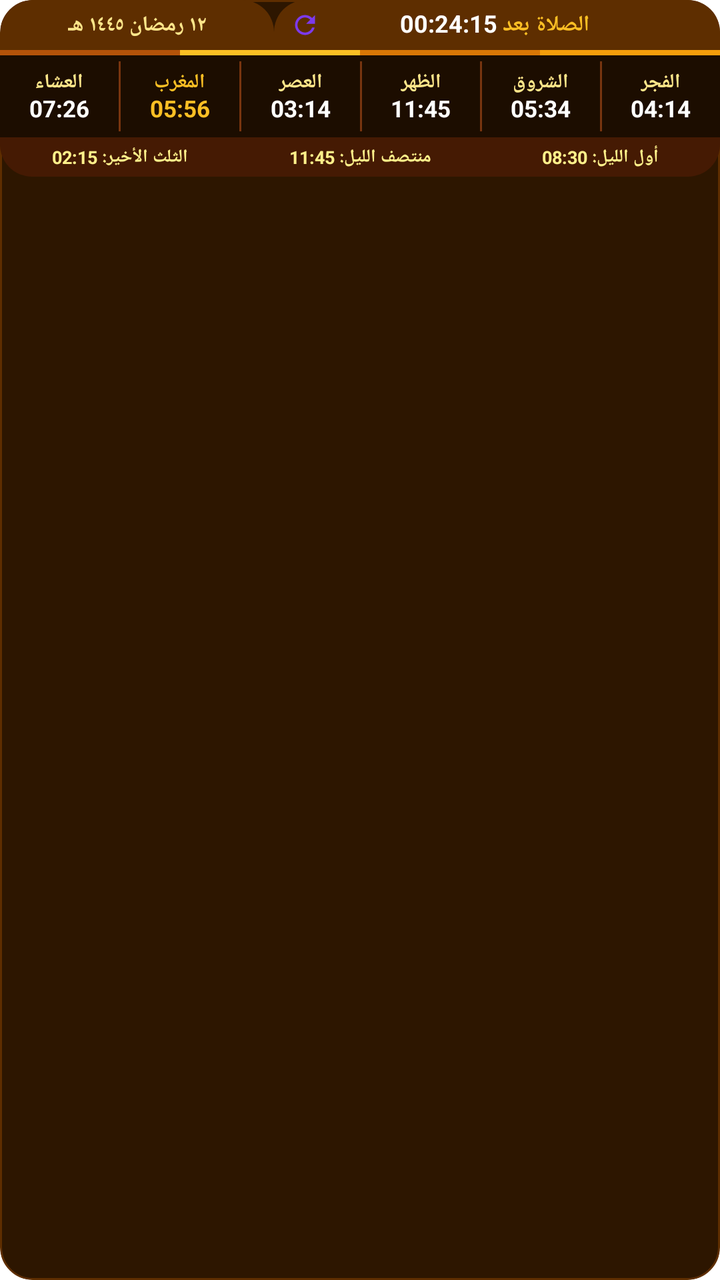
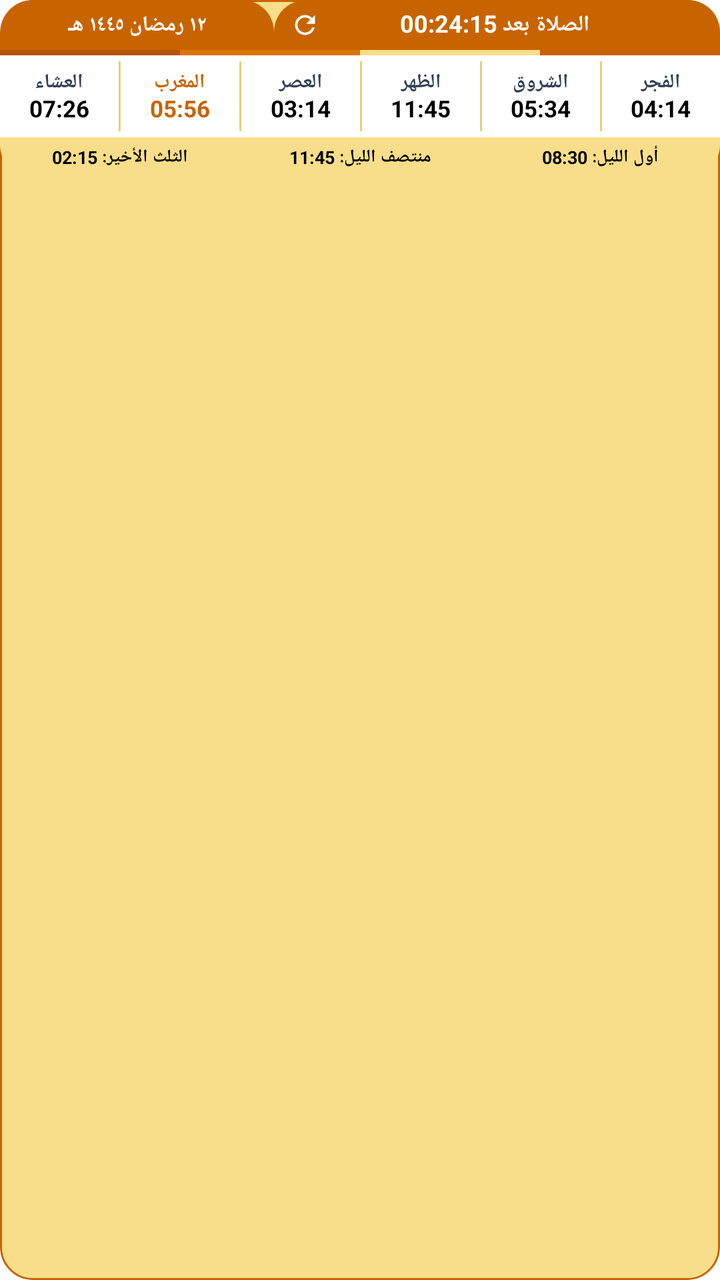

Before-and-after screenshots of an Android layout around one commit, followed by the original layout XML and the change that was made.
<!-- AndroidManifest.xml: application theme AppTheme.NoActionBar -->
<!-- res/layout/prayer_widget_preview.xml -->
<?xml version="1.0" encoding="utf-8"?>
<LinearLayout xmlns:android="http://schemas.android.com/apk/res/android"
    android:layout_width="match_parent"
    android:layout_height="88dp"
    android:orientation="vertical"
    android:layoutDirection="rtl"
    android:background="@drawable/widget_bg_white"
    android:clipToOutline="true"
    android:padding="0dp">

    
    <LinearLayout
        android:layout_width="match_parent"
        android:layout_height="25dp"
        android:orientation="horizontal"
        android:baselineAligned="false">

        
        <LinearLayout
            android:layout_width="0dp"
            android:layout_weight="6.2"
            android:layout_height="match_parent"
            android:background="@drawable/widget_top_right_bg"
            android:gravity="center_vertical"
            android:orientation="horizontal"
            android:paddingStart="8dp"
            android:paddingEnd="8dp">

            <ImageView
                android:layout_width="17dp"
                android:layout_height="17dp"
                android:src="@mipmap/ic_launcher"
                android:contentDescription="App Icon" />

            <LinearLayout
                android:layout_width="0dp"
                android:layout_weight="1"
                android:layout_height="wrap_content"
                android:orientation="horizontal"
                android:gravity="center">

                <TextView
                    android:layout_width="wrap_content"
                    android:layout_height="wrap_content"
                    android:text="الصلاة بعد "
                    android:textColor="#FBBF24"
                    android:textSize="11sp"
                    android:textStyle="bold"
                    android:singleLine="true"
                    android:includeFontPadding="false" />

                <TextView
                    android:layout_width="wrap_content"
                    android:layout_height="wrap_content"
                    android:text="00:24:15"
                    android:textColor="#FFFFFF"
                    android:textSize="12sp"
                    android:textStyle="bold"
                    android:singleLine="true"
                    android:includeFontPadding="false" />
            </LinearLayout>

            <ImageView
                android:layout_width="15dp"
                android:layout_height="15dp"
                android:src="@drawable/ic_widget_refresh"
                android:contentDescription="Refresh" />
        </LinearLayout>

        
        <LinearLayout
            android:layout_width="0dp"
            android:layout_weight="3.8"
            android:layout_height="match_parent"
            android:background="@drawable/widget_left_bg"
            android:gravity="center"
            android:paddingStart="4dp"
            android:paddingEnd="4dp">

            <TextView
                android:layout_width="wrap_content"
                android:layout_height="wrap_content"
                android:text="١٢ رمضان ١٤٤٥ هـ"
                android:textColor="#FDE68A"
                android:textSize="10.5sp"
                android:textStyle="bold"
                android:gravity="center"
                android:singleLine="true"
                android:includeFontPadding="false" />
        </LinearLayout>
    </LinearLayout>

    
    <LinearLayout
        android:layout_width="match_parent"
        android:layout_height="2.5dp"
        android:orientation="horizontal"
        android:baselineAligned="false">
        <FrameLayout
            android:layout_width="0dp"
            android:layout_weight="1"
            android:layout_height="match_parent"
            android:background="#F59E0B" />
        <FrameLayout
            android:layout_width="0dp"
            android:layout_weight="1"
            android:layout_height="match_parent"
            android:background="#D97706" />
        <FrameLayout
            android:layout_width="0dp"
            android:layout_weight="1"
            android:layout_height="match_parent"
            android:background="#FBBF24" />
        <FrameLayout
            android:layout_width="0dp"
            android:layout_weight="1"
            android:layout_height="match_parent"
            android:background="#B45309" />
    </LinearLayout>

    
    <LinearLayout
        android:layout_width="match_parent"
        android:layout_height="41dp"
        android:orientation="horizontal"
        android:background="#1C0D00"
        android:gravity="center_vertical">

        
        <LinearLayout
            android:layout_width="0dp"
            android:layout_weight="1"
            android:layout_height="match_parent"
            android:orientation="vertical"
            android:gravity="center"
            android:paddingStart="1dp"
            android:paddingEnd="1dp">
            <TextView
                android:layout_width="wrap_content"
                android:layout_height="wrap_content"
                android:text="الفجر"
                android:textColor="#FDE68A"
                android:textSize="10sp"
                android:textStyle="bold"
                android:singleLine="true"
                android:includeFontPadding="false" />
            <TextView
                android:layout_width="wrap_content"
                android:layout_height="wrap_content"
                android:text="04:14"
                android:textColor="#FFFFFF"
                android:textSize="11.5sp"
                android:textStyle="bold"
                android:singleLine="true"
                android:includeFontPadding="false" />
        </LinearLayout>
        <FrameLayout android:layout_width="1dp" android:layout_height="match_parent" android:background="#78350F" android:layout_marginTop="3dp" android:layout_marginBottom="3dp"/>

        
        <LinearLayout
            android:layout_width="0dp"
            android:layout_weight="1"
            android:layout_height="match_parent"
            android:orientation="vertical"
            android:gravity="center"
            android:paddingStart="1dp"
            android:paddingEnd="1dp">
            <TextView
                android:layout_width="wrap_content"
                android:layout_height="wrap_content"
                android:text="الشروق"
                android:textColor="#FDE68A"
                android:textSize="10sp"
                android:textStyle="bold"
                android:singleLine="true"
                android:includeFontPadding="false" />
            <TextView
                android:layout_width="wrap_content"
                android:layout_height="wrap_content"
                android:text="05:34"
                android:textColor="#FFFFFF"
                android:textSize="11.5sp"
                android:textStyle="bold"
                android:singleLine="true"
                android:includeFontPadding="false" />
        </LinearLayout>
        <FrameLayout android:layout_width="1dp" android:layout_height="match_parent" android:background="#78350F" android:layout_marginTop="3dp" android:layout_marginBottom="3dp"/>

        
        <LinearLayout
            android:layout_width="0dp"
            android:layout_weight="1"
            android:layout_height="match_parent"
            android:orientation="vertical"
            android:gravity="center"
            android:paddingStart="1dp"
            android:paddingEnd="1dp">
            <TextView
                android:layout_width="wrap_content"
                android:layout_height="wrap_content"
                android:text="الظهر"
                android:textColor="#FDE68A"
                android:textSize="10sp"
                android:textStyle="bold"
                android:singleLine="true"
                android:includeFontPadding="false" />
            <TextView
                android:layout_width="wrap_content"
                android:layout_height="wrap_content"
                android:text="11:45"
                android:textColor="#FFFFFF"
                android:textSize="11.5sp"
                android:textStyle="bold"
                android:singleLine="true"
                android:includeFontPadding="false" />
        </LinearLayout>
        <FrameLayout android:layout_width="1dp" android:layout_height="match_parent" android:background="#78350F" android:layout_marginTop="3dp" android:layout_marginBottom="3dp"/>

        
        <LinearLayout
            android:layout_width="0dp"
            android:layout_weight="1"
            android:layout_height="match_parent"
            android:orientation="vertical"
            android:gravity="center"
            android:paddingStart="1dp"
            android:paddingEnd="1dp">
            <TextView
                android:layout_width="wrap_content"
                android:layout_height="wrap_content"
                android:text="العصر"
                android:textColor="#FDE68A"
                android:textSize="10sp"
                android:textStyle="bold"
                android:singleLine="true"
                android:includeFontPadding="false" />
            <TextView
                android:layout_width="wrap_content"
                android:layout_height="wrap_content"
                android:text="03:14"
                android:textColor="#FFFFFF"
                android:textSize="11.5sp"
                android:textStyle="bold"
                android:singleLine="true"
                android:includeFontPadding="false" />
        </LinearLayout>
        <FrameLayout android:layout_width="1dp" android:layout_height="match_parent" android:background="#78350F" android:layout_marginTop="3dp" android:layout_marginBottom="3dp"/>

        
        <LinearLayout
            android:layout_width="0dp"
            android:layout_weight="1"
            android:layout_height="match_parent"
            android:orientation="vertical"
            android:gravity="center"
            android:paddingStart="1dp"
            android:paddingEnd="1dp">
            <TextView
                android:layout_width="wrap_content"
                android:layout_height="wrap_content"
                android:text="المغرب"
                android:textColor="#FBBF24"
                android:textSize="10sp"
                android:textStyle="bold"
                android:singleLine="true"
                android:includeFontPadding="false" />
            <TextView
                android:layout_width="wrap_content"
                android:layout_height="wrap_content"
                android:text="05:56"
                android:textColor="#FBBF24"
                android:textSize="11.5sp"
                android:textStyle="bold"
                android:singleLine="true"
                android:includeFontPadding="false" />
        </LinearLayout>
        <FrameLayout android:layout_width="1dp" android:layout_height="match_parent" android:background="#78350F" android:layout_marginTop="3dp" android:layout_marginBottom="3dp"/>

        
        <LinearLayout
            android:layout_width="0dp"
            android:layout_weight="1"
            android:layout_height="match_parent"
            android:orientation="vertical"
            android:gravity="center"
            android:paddingStart="1dp"
            android:paddingEnd="1dp">
            <TextView
                android:layout_width="wrap_content"
                android:layout_height="wrap_content"
                android:text="العشاء"
                android:textColor="#FDE68A"
                android:textSize="10sp"
                android:textStyle="bold"
                android:singleLine="true"
                android:includeFontPadding="false" />
            <TextView
                android:layout_width="wrap_content"
                android:layout_height="wrap_content"
                android:text="07:26"
                android:textColor="#FFFFFF"
                android:textSize="11.5sp"
                android:textStyle="bold"
                android:singleLine="true"
                android:includeFontPadding="false" />
        </LinearLayout>
    </LinearLayout>

    
    <LinearLayout
        android:layout_width="match_parent"
        android:layout_height="19.5dp"
        android:orientation="horizontal"
        android:background="@drawable/widget_bottom_bg"
        android:gravity="center">

        <TextView
            android:layout_width="0dp"
            android:layout_weight="1"
            android:layout_height="wrap_content"
            android:text="أول الليل: 08:30"
            android:textColor="#FEF08A"
            android:textSize="9sp"
            android:textStyle="bold"
            android:gravity="center"
            android:singleLine="true"
            android:includeFontPadding="false" />

        <TextView
            android:layout_width="0dp"
            android:layout_weight="1"
            android:layout_height="wrap_content"
            android:text="منتصف الليل: 11:45"
            android:textColor="#FEF08A"
            android:textSize="9sp"
            android:textStyle="bold"
            android:gravity="center"
            android:singleLine="true"
            android:includeFontPadding="false" />

        <TextView
            android:layout_width="0dp"
            android:layout_weight="1"
            android:layout_height="wrap_content"
            android:text="الثلث الأخير: 02:15"
            android:textColor="#FEF08A"
            android:textSize="9sp"
            android:textStyle="bold"
            android:gravity="center"
            android:singleLine="true"
            android:includeFontPadding="false" />
    </LinearLayout>
</LinearLayout>
<!-- resources referenced by this layout -->
<resources>
  <!-- drawable ic_widget_refresh (drawable) -->
  <vector xmlns:android="http://schemas.android.com/apk/res/android"
      android:width="24dp"
      android:height="24dp"
      android:viewportWidth="24"
      android:viewportHeight="24">
    <path
        android:fillColor="#7c3aed"
        android:pathData="M17.65,6.35C16.2,4.9 14.21,4 12,4c-4.42,0 -7.99,3.58 -7.99,8s3.57,8 7.99,8c3.73,0 6.84,-2.55 7.73,-6h-2.08c-0.82,2.33 -3.04,4 -5.65,4 -3.31,0 -6,-2.69 -6,-6s2.69,-6 6,-6c1.66,0 3.14,0.69 4.22,1.78L13,11h7V4l-2.35,2.35z"/>
  </vector>
  <!-- drawable widget_bg_white (drawable) -->
  <?xml version="1.0" encoding="utf-8"?>
  <shape xmlns:android="http://schemas.android.com/apk/res/android">
      <solid android:color="#2D1600" />
      <corners android:radius="16dp" />
      <stroke android:width="1dp" android:color="#5E2E00" />
  </shape>
  <!-- drawable widget_bottom_bg (drawable) -->
  <?xml version="1.0" encoding="utf-8"?>
  <shape xmlns:android="http://schemas.android.com/apk/res/android">
      <solid android:color="#451A03" />
      <corners android:bottomLeftRadius="16dp" android:bottomRightRadius="16dp" />
  </shape>
  <!-- drawable widget_left_bg (drawable) -->
  <?xml version="1.0" encoding="utf-8"?>
  <shape xmlns:android="http://schemas.android.com/apk/res/android">
      <solid android:color="#5E2E00" />
      <corners android:topRightRadius="16dp" android:topLeftRadius="16dp" />
  </shape>
  <!-- drawable widget_top_right_bg (drawable) -->
  <?xml version="1.0" encoding="utf-8"?>
  <shape xmlns:android="http://schemas.android.com/apk/res/android">
      <solid android:color="#5E2E00" />
      <corners android:topLeftRadius="16dp" />
  </shape>
  <!-- mipmap ic_launcher (mipmap-anydpi-v26) -->
  <?xml version="1.0" encoding="utf-8"?>
  <adaptive-icon xmlns:android="http://schemas.android.com/apk/res/android">
      <background android:drawable="@color/ic_launcher_background" />
      <foreground android:drawable="@mipmap/ic_launcher_foreground" />
  </adaptive-icon>
  <color name="ic_launcher_background">#FFFFFF</color>
</resources>

<!-- the commit's change to res/layout/prayer_widget_preview.xml (unified diff, before → after) -->
@@ -43,7 +43,7 @@
                     android:layout_width="wrap_content"
                     android:layout_height="wrap_content"
                     android:text="الصلاة بعد "
-                    android:textColor="#FBBF24"
+                    android:textColor="#FFFFFF"
                     android:textSize="11sp"
                     android:textStyle="bold"
                     android:singleLine="true"
@@ -64,6 +64,7 @@
                 android:layout_width="15dp"
                 android:layout_height="15dp"
                 android:src="@drawable/ic_widget_refresh"
+                android:tint="#FFFFFF"
                 android:contentDescription="Refresh" />
         </LinearLayout>
 
@@ -81,7 +82,7 @@
                 android:layout_width="wrap_content"
                 android:layout_height="wrap_content"
                 android:text="١٢ رمضان ١٤٤٥ هـ"
-                android:textColor="#FDE68A"
+                android:textColor="#FFFFFF"
                 android:textSize="10.5sp"
                 android:textStyle="bold"
                 android:gravity="center"
@@ -100,17 +101,17 @@
             android:layout_width="0dp"
             android:layout_weight="1"
             android:layout_height="match_parent"
-            android:background="#F59E0B" />
+            android:background="#C86400" />
         <FrameLayout
             android:layout_width="0dp"
             android:layout_weight="1"
             android:layout_height="match_parent"
+            android:background="#F8DE8A" />
+        <FrameLayout
+            android:layout_width="0dp"
+            android:layout_weight="1"
+            android:layout_height="match_parent"
             android:background="#D97706" />
-        <FrameLayout
-            android:layout_width="0dp"
-            android:layout_weight="1"
-            android:layout_height="match_parent"
-            android:background="#FBBF24" />
         <FrameLayout
             android:layout_width="0dp"
             android:layout_weight="1"
@@ -123,7 +124,7 @@
         android:layout_width="match_parent"
         android:layout_height="41dp"
         android:orientation="horizontal"
-        android:background="#1C0D00"
+        android:background="#FFFFFF"
         android:gravity="center_vertical">
 
         
@@ -139,7 +140,7 @@
                 android:layout_width="wrap_content"
                 android:layout_height="wrap_content"
                 android:text="الفجر"
-                android:textColor="#FDE68A"
+                android:textColor="#334155"
                 android:textSize="10sp"
                 android:textStyle="bold"
                 android:singleLine="true"
@@ -148,13 +149,13 @@
                 android:layout_width="wrap_content"
                 android:layout_height="wrap_content"
                 android:text="04:14"
-                android:textColor="#FFFFFF"
-                android:textSize="11.5sp"
-                android:textStyle="bold"
-                android:singleLine="true"
-                android:includeFontPadding="false" />
-        </LinearLayout>
-        <FrameLayout android:layout_width="1dp" android:layout_height="match_parent" android:background="#78350F" android:layout_marginTop="3dp" android:layout_marginBottom="3dp"/>
+                android:textColor="#000000"
+                android:textSize="11.5sp"
+                android:textStyle="bold"
+                android:singleLine="true"
+                android:includeFontPadding="false" />
+        </LinearLayout>
+        <FrameLayout android:layout_width="1dp" android:layout_height="match_parent" android:background="#E5D07B" android:layout_marginTop="3dp" android:layout_marginBottom="3dp"/>
 
         
         <LinearLayout
@@ -169,7 +170,7 @@
                 android:layout_width="wrap_content"
                 android:layout_height="wrap_content"
                 android:text="الشروق"
-                android:textColor="#FDE68A"
+                android:textColor="#334155"
                 android:textSize="10sp"
                 android:textStyle="bold"
                 android:singleLine="true"
@@ -178,13 +179,13 @@
                 android:layout_width="wrap_content"
                 android:layout_height="wrap_content"
                 android:text="05:34"
-                android:textColor="#FFFFFF"
-                android:textSize="11.5sp"
-                android:textStyle="bold"
-                android:singleLine="true"
-                android:includeFontPadding="false" />
-        </LinearLayout>
-        <FrameLayout android:layout_width="1dp" android:layout_height="match_parent" android:background="#78350F" android:layout_marginTop="3dp" android:layout_marginBottom="3dp"/>
+                android:textColor="#000000"
+                android:textSize="11.5sp"
+                android:textStyle="bold"
+                android:singleLine="true"
+                android:includeFontPadding="false" />
+        </LinearLayout>
+        <FrameLayout android:layout_width="1dp" android:layout_height="match_parent" android:background="#E5D07B" android:layout_marginTop="3dp" android:layout_marginBottom="3dp"/>
 
         
         <LinearLayout
@@ -199,7 +200,7 @@
                 android:layout_width="wrap_content"
                 android:layout_height="wrap_content"
                 android:text="الظهر"
-                android:textColor="#FDE68A"
+                android:textColor="#334155"
                 android:textSize="10sp"
                 android:textStyle="bold"
                 android:singleLine="true"
@@ -208,13 +209,13 @@
                 android:layout_width="wrap_content"
                 android:layout_height="wrap_content"
                 android:text="11:45"
-                android:textColor="#FFFFFF"
-                android:textSize="11.5sp"
-                android:textStyle="bold"
-                android:singleLine="true"
-                android:includeFontPadding="false" />
-        </LinearLayout>
-        <FrameLayout android:layout_width="1dp" android:layout_height="match_parent" android:background="#78350F" android:layout_marginTop="3dp" android:layout_marginBottom="3dp"/>
+                android:textColor="#000000"
+                android:textSize="11.5sp"
+                android:textStyle="bold"
+                android:singleLine="true"
+                android:includeFontPadding="false" />
+        </LinearLayout>
+        <FrameLayout android:layout_width="1dp" android:layout_height="match_parent" android:background="#E5D07B" android:layout_marginTop="3dp" android:layout_marginBottom="3dp"/>
 
         
         <LinearLayout
@@ -229,7 +230,7 @@
                 android:layout_width="wrap_content"
                 android:layout_height="wrap_content"
                 android:text="العصر"
-                android:textColor="#FDE68A"
+                android:textColor="#334155"
                 android:textSize="10sp"
                 android:textStyle="bold"
                 android:singleLine="true"
@@ -238,13 +239,13 @@
                 android:layout_width="wrap_content"
                 android:layout_height="wrap_content"
                 android:text="03:14"
-                android:textColor="#FFFFFF"
-                android:textSize="11.5sp"
-                android:textStyle="bold"
-                android:singleLine="true"
-                android:includeFontPadding="false" />
-        </LinearLayout>
-        <FrameLayout android:layout_width="1dp" android:layout_height="match_parent" android:background="#78350F" android:layout_marginTop="3dp" android:layout_marginBottom="3dp"/>
+                android:textColor="#000000"
+                android:textSize="11.5sp"
+                android:textStyle="bold"
+                android:singleLine="true"
+                android:includeFontPadding="false" />
+        </LinearLayout>
+        <FrameLayout android:layout_width="1dp" android:layout_height="match_parent" android:background="#E5D07B" android:layout_marginTop="3dp" android:layout_marginBottom="3dp"/>
 
         
         <LinearLayout
@@ -259,7 +260,7 @@
                 android:layout_width="wrap_content"
                 android:layout_height="wrap_content"
                 android:text="المغرب"
-                android:textColor="#FBBF24"
+                android:textColor="#C86400"
                 android:textSize="10sp"
                 android:textStyle="bold"
                 android:singleLine="true"
@@ -268,13 +269,13 @@
                 android:layout_width="wrap_content"
                 android:layout_height="wrap_content"
                 android:text="05:56"
-                android:textColor="#FBBF24"
-                android:textSize="11.5sp"
-                android:textStyle="bold"
-                android:singleLine="true"
-                android:includeFontPadding="false" />
-        </LinearLayout>
-        <FrameLayout android:layout_width="1dp" android:layout_height="match_parent" android:background="#78350F" android:layout_marginTop="3dp" android:layout_marginBottom="3dp"/>
+                android:textColor="#C86400"
+                android:textSize="11.5sp"
+                android:textStyle="bold"
+                android:singleLine="true"
+                android:includeFontPadding="false" />
+        </LinearLayout>
+        <FrameLayout android:layout_width="1dp" android:layout_height="match_parent" android:background="#E5D07B" android:layout_marginTop="3dp" android:layout_marginBottom="3dp"/>
 
         
         <LinearLayout
@@ -289,7 +290,7 @@
                 android:layout_width="wrap_content"
                 android:layout_height="wrap_content"
                 android:text="العشاء"
-                android:textColor="#FDE68A"
+                android:textColor="#334155"
                 android:textSize="10sp"
                 android:textStyle="bold"
                 android:singleLine="true"
@@ -298,7 +299,7 @@
                 android:layout_width="wrap_content"
                 android:layout_height="wrap_content"
                 android:text="07:26"
-                android:textColor="#FFFFFF"
+                android:textColor="#000000"
                 android:textSize="11.5sp"
                 android:textStyle="bold"
                 android:singleLine="true"
@@ -319,7 +320,7 @@
             android:layout_weight="1"
             android:layout_height="wrap_content"
             android:text="أول الليل: 08:30"
-            android:textColor="#FEF08A"
+            android:textColor="#000000"
             android:textSize="9sp"
             android:textStyle="bold"
             android:gravity="center"
@@ -331,7 +332,7 @@
             android:layout_weight="1"
             android:layout_height="wrap_content"
             android:text="منتصف الليل: 11:45"
-            android:textColor="#FEF08A"
+            android:textColor="#000000"
             android:textSize="9sp"
             android:textStyle="bold"
             android:gravity="center"
@@ -343,7 +344,7 @@
             android:layout_weight="1"
             android:layout_height="wrap_content"
             android:text="الثلث الأخير: 02:15"
-            android:textColor="#FEF08A"
+            android:textColor="#000000"
             android:textSize="9sp"
             android:textStyle="bold"
             android:gravity="center"
<!-- resource entries referenced after the edit -->
@@ -13,26 +13,26 @@
   <!-- drawable widget_bg_white (drawable) -->
   <?xml version="1.0" encoding="utf-8"?>
   <shape xmlns:android="http://schemas.android.com/apk/res/android">
-      <solid android:color="#2D1600" />
+      <solid android:color="#F8DE8A" />
       <corners android:radius="16dp" />
-      <stroke android:width="1dp" android:color="#5E2E00" />
+      <stroke android:width="1dp" android:color="#C86400" />
   </shape>
   <!-- drawable widget_bottom_bg (drawable) -->
   <?xml version="1.0" encoding="utf-8"?>
   <shape xmlns:android="http://schemas.android.com/apk/res/android">
-      <solid android:color="#451A03" />
+      <solid android:color="#F8DE8A" />
       <corners android:bottomLeftRadius="16dp" android:bottomRightRadius="16dp" />
   </shape>
   <!-- drawable widget_left_bg (drawable) -->
   <?xml version="1.0" encoding="utf-8"?>
   <shape xmlns:android="http://schemas.android.com/apk/res/android">
-      <solid android:color="#5E2E00" />
+      <solid android:color="#C86400" />
       <corners android:topRightRadius="16dp" android:topLeftRadius="16dp" />
   </shape>
   <!-- drawable widget_top_right_bg (drawable) -->
   <?xml version="1.0" encoding="utf-8"?>
   <shape xmlns:android="http://schemas.android.com/apk/res/android">
-      <solid android:color="#5E2E00" />
+      <solid android:color="#C86400" />
       <corners android:topLeftRadius="16dp" />
   </shape>
   <!-- mipmap ic_launcher (mipmap-anydpi-v26) -->
